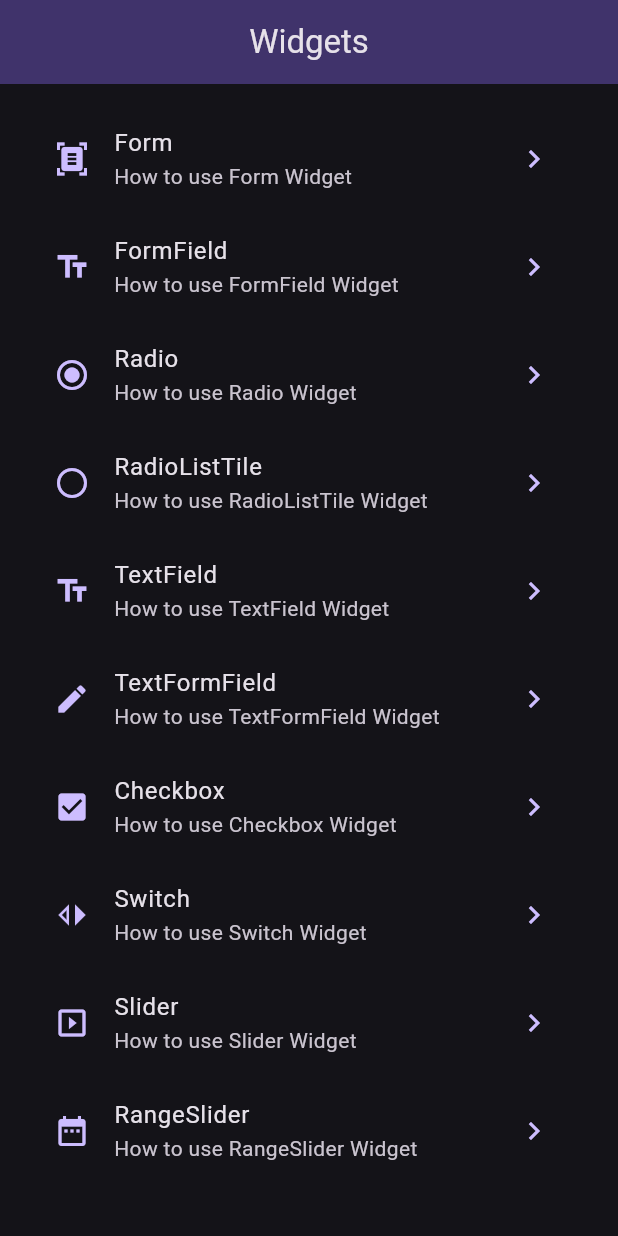
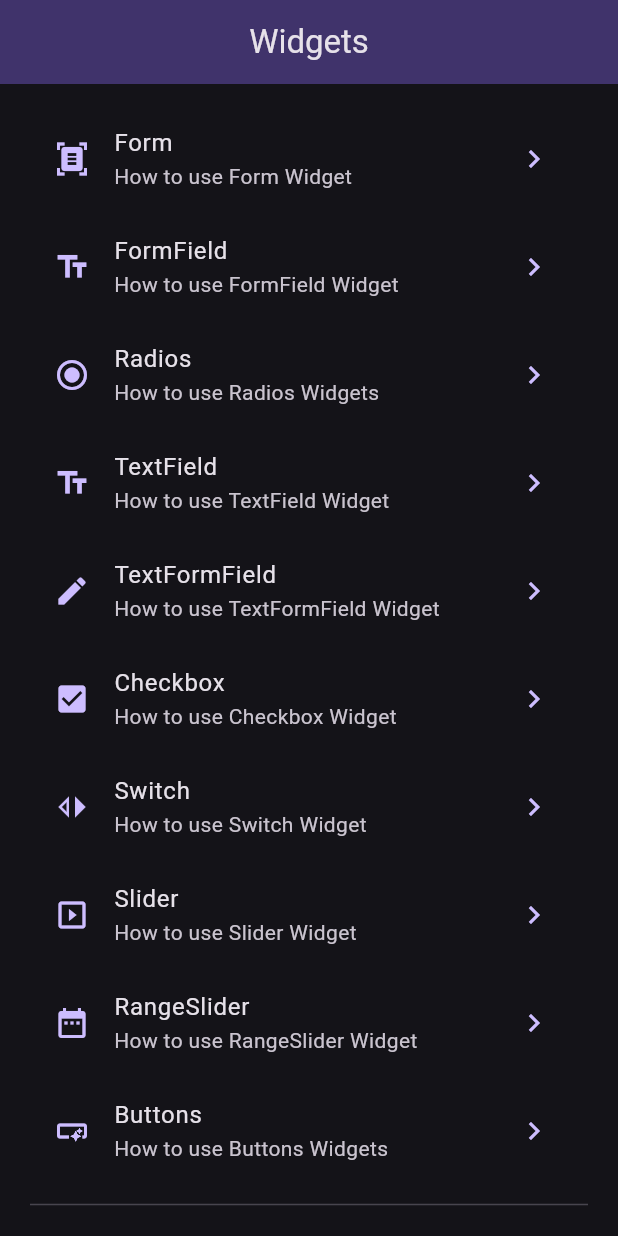
Before and after one commit to DiegoVilla27/flutter-widgets, a Flutter app: the screen it shows after launch, scrolled down 1728 dp, on a phone screen of 412 x 824 dp. Run offline on Flutter 3.47's test engine with Material 3 defaults, Android fonts, the phone set to English and light mode, and no system bars; our stand-ins replace go_router.

Commit message:
feat: Radios

```diff
--- a/lib/core/menu/data/menu_data.dart
+++ b/lib/core/menu/data/menu_data.dart
@@ -147,16 +147,10 @@ const Map<String, List<MenuItem>> menu = {
       icon: Icons.text_fields,
     ),
     MenuItem(
-      title: "Radio",
-      subtitle: "How to use Radio Widget",
-      path: "/radio",
+      title: "Radios",
+      subtitle: "How to use Radios Widgets",
+      path: "/radios",
       icon: Icons.radio_button_checked,
-    ),
-    MenuItem(
-      title: "RadioListTile",
-      subtitle: "How to use RadioListTile Widget",
-      path: "/radiolisttile",
-      icon: Icons.radio_button_unchecked,
     ),
     MenuItem(
       title: "TextField",
--- a/lib/core/routes/routes.dart
+++ b/lib/core/routes/routes.dart
@@ -17,6 +17,7 @@ class AppRoutes {
   static const String animatedcontainer = '/animatedcontainer';
   static const String checkbox = '/checkbox';
   static const String expansion = '/expansion';
+  static const String radios = '/radios';
 
   static final GoRouter router = GoRouter(
     initialLocation: home,
@@ -30,6 +31,7 @@ class AppRoutes {
       GoRoute(path: animatedcontainer, builder: (_, _) => const AnimatedContainerScreen()),
       GoRoute(path: checkbox, builder: (_, _) => const CheckboxScreen()),
       GoRoute(path: expansion, builder: (_, _) => const ExpansionScreen()),
+      GoRoute(path: radios, builder: (_, _) => const RadiosScreen()),
     ],
   );
 }
--- /dev/null
+++ b/lib/presentation/screens/radios/widgets/widgets.dart
@@ -0,0 +1,3 @@
+export 'package:flutter_widgets/presentation/screens/radios/widgets/basic/basic.dart';
+export 'package:flutter_widgets/presentation/screens/radios/widgets/tile/tile.dart';
+export 'package:flutter_widgets/presentation/screens/radios/widgets/custom/custom.dart';
--- a/lib/presentation/screens/screens.dart
+++ b/lib/presentation/screens/screens.dart
@@ -6,3 +6,4 @@ export 'package:flutter_widgets/presentation/screens/dialog/dialog_screen.dart';
 export 'package:flutter_widgets/presentation/screens/animated_container/animated_container_screen.dart';
 export 'package:flutter_widgets/presentation/screens/checkbox/checkbox_screen.dart';
 export 'package:flutter_widgets/presentation/screens/expansion/expansion_screen.dart';
+export 'package:flutter_widgets/presentation/screens/radios/radios_screen.dart';
```
Also changed, not shown: lib/presentation/screens/radios/radios_screen.dart (added, +32 -0 lines), lib/presentation/screens/radios/widgets/basic/basic.dart (added, +42 -0 lines), lib/presentation/screens/radios/widgets/custom/content/content.dart (added, +50 -0 lines), lib/presentation/screens/radios/widgets/custom/custom.dart (added, +41 -0 lines), lib/presentation/screens/radios/widgets/custom/data/data.dart (added, +22 -0 lines), lib/presentation/screens/radios/widgets/tile/content/content.dart (added, +25 -0 lines), lib/presentation/screens/radios/widgets/tile/data/data.dart (added, +22 -0 lines), lib/presentation/screens/radios/widgets/tile/tile.dart (added, +34 -0 lines).
